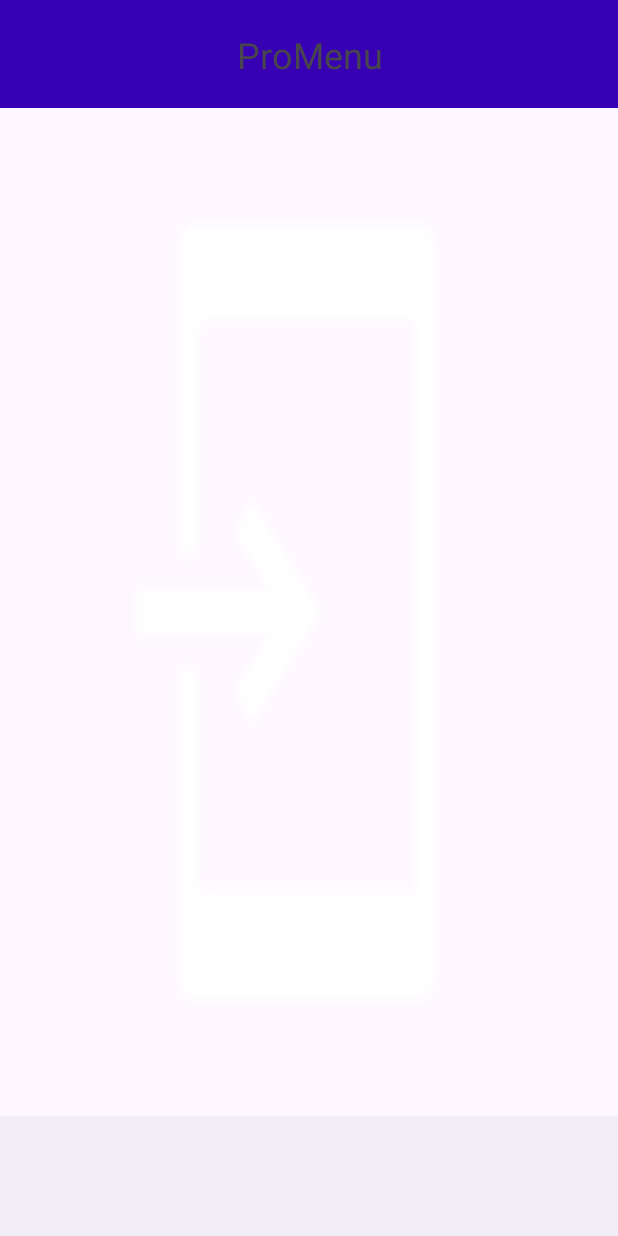
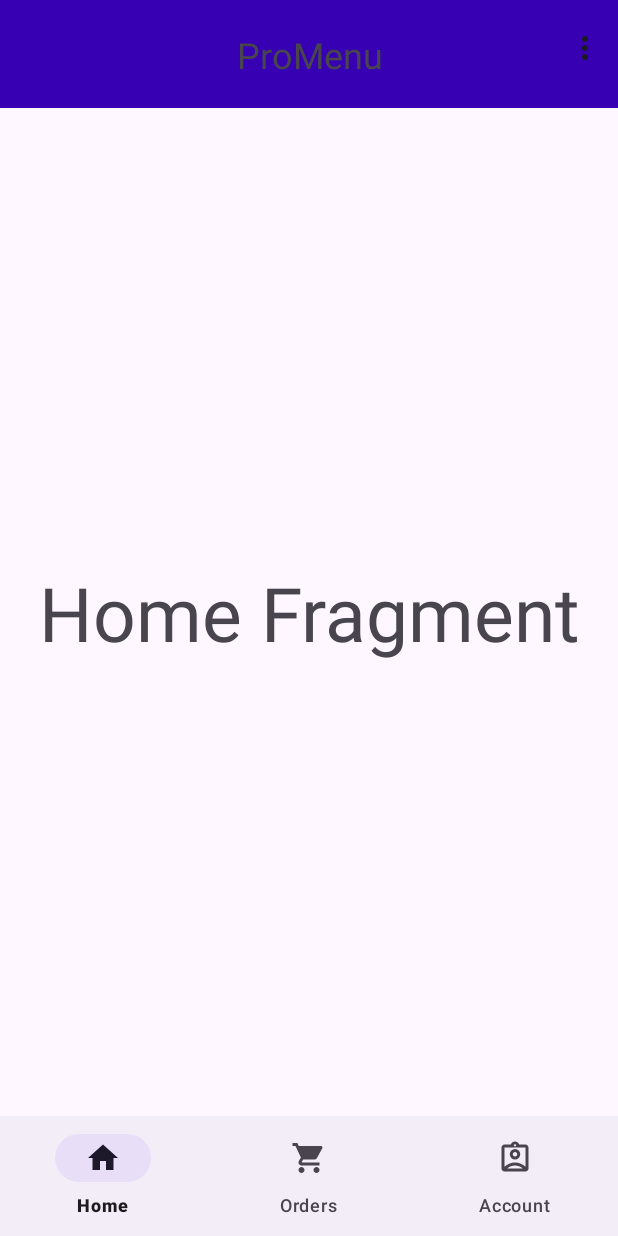
Before and after one commit to Shira-tori/ProMenu, an Android app: the MainActivity screen opened directly, with no data from a screen before it, on a phone screen of 412 x 824 dp. Run offline under Robolectric (Android 15) with nearby library versions, the light colour scheme and no system bars; libraries missing offline, so code that uses them is left out: com.firebase.ui.

Commit message:
added items in bottom nav view and added fragments, TODO: make the buttons work

```diff
--- /dev/null
+++ b/app/src/main/java/com/example/promenu/HomeFragment.java
@@ -0,0 +1,64 @@
+package com.example.promenu;
+
+import android.os.Bundle;
+
+import androidx.fragment.app.Fragment;
+
+import android.view.LayoutInflater;
+import android.view.View;
+import android.view.ViewGroup;
+
+/**
+ * A simple {@link Fragment} subclass.
+ * Use the {@link HomeFragment#newInstance} factory method to
+ * create an instance of this fragment.
+ */
+public class HomeFragment extends Fragment {
+
+    // TODO: Rename parameter arguments, choose names that match
+    // the fragment initialization parameters, e.g. ARG_ITEM_NUMBER
+    private static final String ARG_PARAM1 = "param1";
+    private static final String ARG_PARAM2 = "param2";
+
+    // TODO: Rename and change types of parameters
+    private String mParam1;
+    private String mParam2;
+
+    public HomeFragment() {
+        // Required empty public constructor
+    }
+
+    /**
+     * Use this factory method to create a new instance of
+     * this fragment using the provided parameters.
+     *
+     * @param param1 Parameter 1.
+     * @param param2 Parameter 2.
+     * @return A new instance of fragment HomeFragment.
+     */
+    // TODO: Rename and change types and number of parameters
+    public static HomeFragment newInstance(String param1, String param2) {
+        HomeFragment fragment = new HomeFragment();
+        Bundle args = new Bundle();
+        args.putString(ARG_PARAM1, param1);
+        args.putString(ARG_PARAM2, param2);
+        fragment.setArguments(args);
+        return fragment;
+    }
+
+    @Override
+    public void onCreate(Bundle savedInstanceState) {
+        super.onCreate(savedInstanceState);
+        if (getArguments() != null) {
+            mParam1 = getArguments().getString(ARG_PARAM1);
+            mParam2 = getArguments().getString(ARG_PARAM2);
+        }
+    }
+
+    @Override
+    public View onCreateView(LayoutInflater inflater, ViewGroup container,
+                             Bundle savedInstanceState) {
+        // Inflate the layout for this fragment
+        return inflater.inflate(R.layout.fragment_home, container, false);
+    }
+}
--- /dev/null
+++ b/app/src/main/res/drawable/account_symbol.xml
@@ -0,0 +1,5 @@
+<vector xmlns:android="http://schemas.android.com/apk/res/android" android:height="24dp" android:tint="#000000" android:viewportHeight="960" android:viewportWidth="960" android:width="24dp">
+
+    <path android:fillColor="@android:color/white" android:pathData="M200,840Q167,840 143.5,816.5Q120,793 120,760L120,200Q120,167 143.5,143.5Q167,120 200,120L368,120Q382,84 412,62Q442,40 480,40Q518,40 548,62Q578,84 592,120L760,120Q793,120 816.5,143.5Q840,167 840,200L840,760Q840,793 816.5,816.5Q793,840 760,840L200,840ZM480,170Q493,170 501.5,161.5Q510,153 510,140Q510,127 501.5,118.5Q493,110 480,110Q467,110 458.5,118.5Q450,127 450,140Q450,153 458.5,161.5Q467,170 480,170ZM200,714Q254,661 325.5,630.5Q397,600 480,600Q563,600 634.5,630.5Q706,661 760,714L760,200Q760,200 760,200Q760,200 760,200L200,200Q200,200 200,200Q200,200 200,200L200,714ZM480,520Q538,520 579,479Q620,438 620,380Q620,322 579,281Q538,240 480,240Q422,240 381,281Q340,322 340,380Q340,438 381,479Q422,520 480,520ZM280,760L680,760Q680,757 680,755Q680,753 680,750Q638,715 587,697.5Q536,680 480,680Q424,680 373,697.5Q322,715 280,750Q280,753 280,755Q280,757 280,760ZM480,440Q455,440 437.5,422.5Q420,405 420,380Q420,355 437.5,337.5Q455,320 480,320Q505,320 522.5,337.5Q540,355 540,380Q540,405 522.5,422.5Q505,440 480,440ZM480,457L480,457Q480,457 480,457Q480,457 480,457L480,457Q480,457 480,457Q480,457 480,457L480,457Q480,457 480,457Q480,457 480,457Q480,457 480,457Q480,457 480,457Z"/>
+
+</vector>
--- /dev/null
+++ b/app/src/main/res/drawable/baseline_local_grocery_store_24.xml
@@ -0,0 +1,5 @@
+<vector xmlns:android="http://schemas.android.com/apk/res/android" android:height="24dp" android:tint="#000000" android:viewportHeight="24" android:viewportWidth="24" android:width="24dp">
+
+    <path android:fillColor="@android:color/white" android:pathData="M7,18c-1.1,0 -1.99,0.9 -1.99,2S5.9,22 7,22s2,-0.9 2,-2 -0.9,-2 -2,-2zM1,2v2h2l3.6,7.59 -1.35,2.45c-0.16,0.28 -0.25,0.61 -0.25,0.96 0,1.1 0.9,2 2,2h12v-2L7.42,15c-0.14,0 -0.25,-0.11 -0.25,-0.25l0.03,-0.12 0.9,-1.63h7.45c0.75,0 1.41,-0.41 1.75,-1.03l3.58,-6.49c0.08,-0.14 0.12,-0.31 0.12,-0.48 0,-0.55 -0.45,-1 -1,-1L5.21,4l-0.94,-2L1,2zM17,18c-1.1,0 -1.99,0.9 -1.99,2s0.89,2 1.99,2 2,-0.9 2,-2 -0.9,-2 -2,-2z"/>
+
+</vector>
--- /dev/null
+++ b/app/src/main/res/drawable/home.xml
@@ -0,0 +1,5 @@
+<vector xmlns:android="http://schemas.android.com/apk/res/android" android:height="24dp" android:tint="#000000" android:viewportHeight="24" android:viewportWidth="24" android:width="24dp">
+
+    <path android:fillColor="@android:color/white" android:pathData="M10,20v-6h4v6h5v-8h3L12,3 2,12h3v8z"/>
+
+</vector>
--- a/app/src/main/res/layout/activity_main.xml
+++ b/app/src/main/res/layout/activity_main.xml
@@ -19,7 +19,8 @@
         app:layout_constraintStart_toStartOf="parent"
         app:layout_constraintTop_toTopOf="parent"
         app:subtitleTextColor="@color/design_default_color_on_secondary"
-        tools:textAlignment="center" />
+        tools:textAlignment="center"
+        app:menu="@menu/toolbar_menu"/>
 
     <TextView
         android:id="@+id/textView4"
@@ -34,31 +35,25 @@
         app:layout_constraintTop_toTopOf="@+id/toolbar"
         tools:textColor="@color/white" />
 
-    <ScrollView
-        android:layout_width="0dp"
-        android:layout_height="0dp"
-        android:background="@drawable/common_full_open_on_phone"
-        app:layout_constraintBottom_toTopOf="@id/bottomAppBar"
+    <androidx.fragment.app.FragmentContainerView
+        android:id="@+id/fragmentContainerView"
+        android:name="com.example.promenu.HomeFragment"
+        android:layout_width="wrap_content"
+        android:layout_height="wrap_content"
+        android:layout_marginEnd="0dp"
+        android:layout_marginBottom="0dp"
+        app:layout_constraintBottom_toTopOf="@id/bottomNavigationView"
         app:layout_constraintEnd_toEndOf="parent"
         app:layout_constraintStart_toStartOf="parent"
-        app:layout_constraintTop_toBottomOf="@id/toolbar">
+        app:layout_constraintTop_toBottomOf="@id/toolbar"/>
 
-        <LinearLayout
-            android:layout_width="match_parent"
-            android:layout_height="wrap_content"
-            android:orientation="vertical" />
-    </ScrollView>
-
-    <com.google.android.material.bottomappbar.BottomAppBar
-        android:id="@+id/bottomAppBar"
+    <com.google.android.material.bottomnavigation.BottomNavigationView
+        android:id="@+id/bottomNavigationView"
         android:layout_width="0dp"
         android:layout_height="wrap_content"
-        android:layout_gravity="bottom"
-        android:maxHeight="50dp"
-        app:hideOnScroll="true"
         app:layout_constraintBottom_toBottomOf="parent"
         app:layout_constraintEnd_toEndOf="parent"
         app:layout_constraintStart_toStartOf="parent"
-        tools:ignore="BottomAppBar" />
+        app:menu="@menu/bottomappbar_menu" />
 
 </androidx.constraintlayout.widget.ConstraintLayout>
--- /dev/null
+++ b/app/src/main/res/layout/fragment_home.xml
@@ -0,0 +1,17 @@
+<?xml version="1.0" encoding="utf-8"?>
+<FrameLayout xmlns:android="http://schemas.android.com/apk/res/android"
+    xmlns:tools="http://schemas.android.com/tools"
+    android:layout_width="match_parent"
+    android:layout_height="match_parent"
+    tools:context=".HomeFragment">
+
+    <!-- TODO: Update blank fragment layout -->
+    <TextView
+        android:layout_width="match_parent"
+        android:layout_height="match_parent"
+        android:text="Home Fragment"
+        android:textAlignment="center"
+        android:gravity="center"
+        android:textSize="50sp"/>
+
+</FrameLayout>
--- /dev/null
+++ b/app/src/main/res/menu/bottomappbar_menu.xml
@@ -0,0 +1,14 @@
+<?xml version="1.0" encoding="utf-8"?>
+<menu xmlns:android="http://schemas.android.com/apk/res/android">
+    <item android:title="@string/home_button_bottomAppBar"
+        android:icon="@drawable/home"
+        android:id="@+id/home"/>
+    <item
+        android:id="@+id/orders"
+        android:icon="@drawable/baseline_local_grocery_store_24"
+        android:title="@string/bottomnavbar_order_button" />
+    <item
+        android:id="@+id/account"
+        android:icon="@drawable/account_symbol"
+        android:title="@string/bottomnavbar_accounts_button" />
+</menu>
--- /dev/null
+++ b/app/src/main/res/menu/toolbar_menu.xml
@@ -0,0 +1,7 @@
+<?xml version="1.0" encoding="utf-8"?>
+<menu xmlns:app="http://schemas.android.com/apk/res-auto"
+    xmlns:android="http://schemas.android.com/apk/res/android">
+    <item
+        android:icon="@android:drawable/ic_menu_sort_by_size"
+        android:title="@string/menu_button"/>
+</menu>
--- a/app/src/main/res/values/strings.xml
+++ b/app/src/main/res/values/strings.xml
@@ -6,6 +6,10 @@
     <string name="second_fragment_label">Second Fragment</string>
     <string name="next">Next</string>
     <string name="previous">Previous</string>
+    <string name="menu_button">Menu</string>
+    <string name="home_button_bottomAppBar">Home</string>
+    <string name="bottomnavbar_order_button">Orders</string>
+    <string name="bottomnavbar_accounts_button">Account</string>
 
 
     <string name="lorem_ipsum">
@@ -44,4 +48,6 @@
         libero vel nunc consequat, quis tincidunt nisl eleifend. Cras bibendum enim a justo luctus
         vestibulum. Fusce dictum libero quis erat maximus, vitae volutpat diam dignissim.
     </string>
+    <!-- TODO: Remove or change this placeholder text -->
+
 </resources>
```
Also changed, not shown: app/src/main/java/com/example/promenu/AccountFragment.java (added, +64 -0 lines), app/src/main/java/com/example/promenu/MainActivity.java (+4 -3 lines), app/src/main/java/com/example/promenu/OrdersFragment.java (added, +64 -0 lines), app/src/main/res/drawable/ic_search_black_24dp.xml (added, +9 -0 lines), app/src/main/res/layout/fragment_account.xml (added, +18 -0 lines), app/src/main/res/layout/fragment_orders.xml (added, +18 -0 lines).
